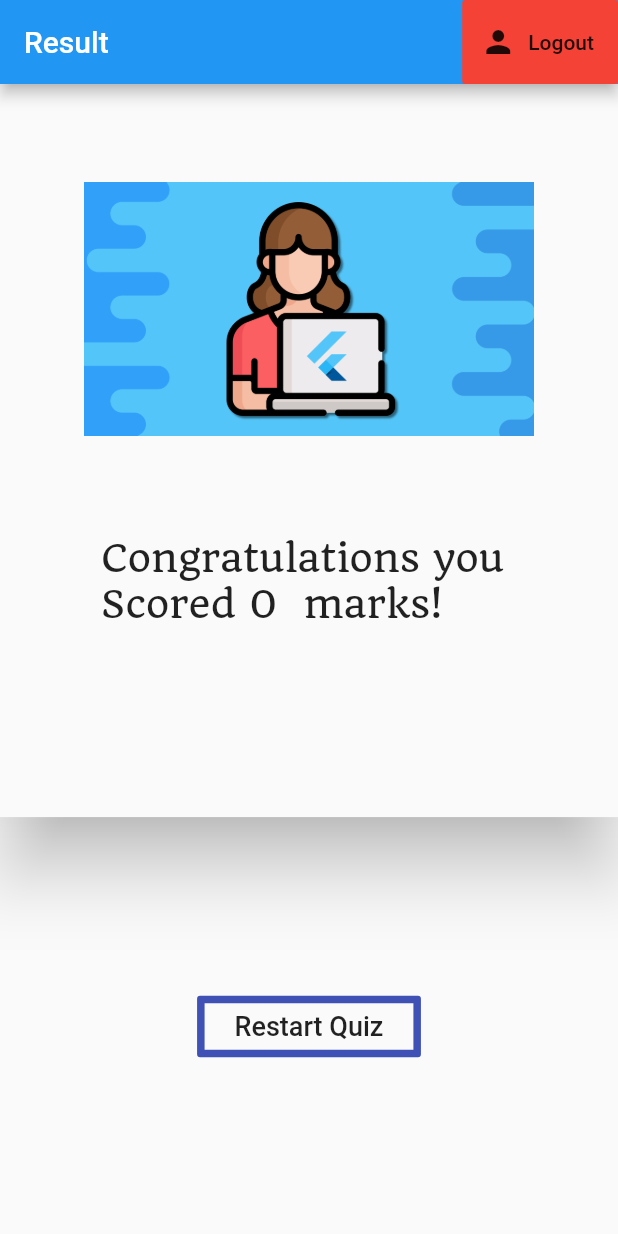
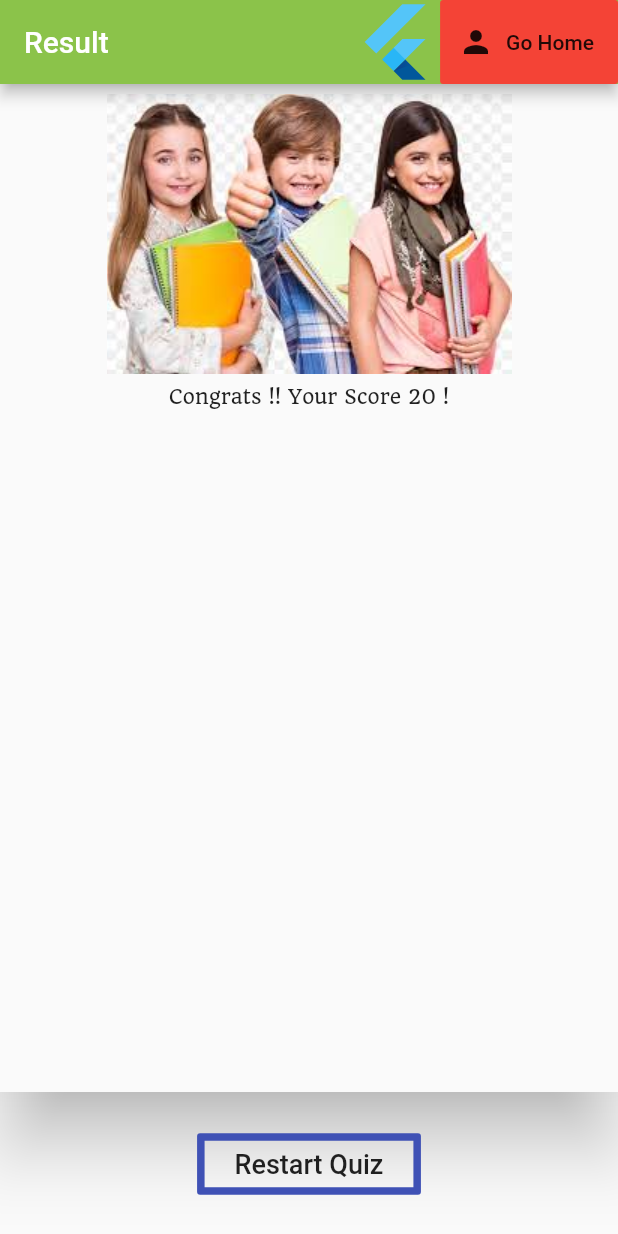
Before and after one commit to Archanakarmakar/FlutterQuizGame, a Flutter app: the resultpage screen opened directly with empty values, on a phone screen of 412 x 824 dp. Run offline on Flutter 3.47's test engine with Material 2 defaults, Android fonts, the phone set to English and light mode, and no system bars; our stand-ins replace firebase_auth, flutter_spinkit; accounts and stored records are empty.

Commit message:
set up all the webpage and test fianl result page summary

```diff
--- a/lib/auth.dart
+++ b/lib/auth.dart
@@ -61,7 +61,7 @@ class AuthService {
   }
 
   // Sign out
-  Future signOut() async{
+  Future signOut() async {
   try{
   return await _auth.signOut();
   }catch(e){
--- a/lib/database.dart
+++ b/lib/database.dart
@@ -1,4 +1,4 @@
-import 'package:cloud_firestore/cloud_firestore.dart';
+//import 'package:cloud_firestore/cloud_firestore.dart';
 
 class DatabaseService {
 
--- a/lib/resultpage.dart
+++ b/lib/resultpage.dart
@@ -1,38 +1,56 @@
-import 'dart:async';
-import 'dart:convert';
+import 'dart:ui';
+
 import 'package:flutter/material.dart';
-import 'package:flutter/services.dart';
+//import 'package:flutter/services.dart';
+import 'package:login/home.dart';
 import 'package:login/quizstarthm.dart';
+//import 'package:login/sign_in.dart';
 import 'package:login/auth.dart';
-import 'package:login/authenticate.dart';
+//import 'package:login/authenticate.dart';
+//import 'package:login/splash.dart';
 
 class resultpage extends StatefulWidget {
-  int marks;
-  resultpage({Key key,@required this.marks}):super(key:key);
+  String QA;
+  resultpage({Key key,@required this.QA}):super(key:key);
   @override
-  _resultpageState createState() => _resultpageState(marks);
-}
+  _resultpageState createState() => _resultpageState(QA);
+ }
+class _resultpageState extends State<resultpage> {
+  final AuthService _auth = AuthService();
+  String QA;
+  _resultpageState(this.QA);
 
-class _resultpageState extends State<resultpage> {
+  @override
 
-  final AuthService _auth = AuthService();
+  // Timer Setting in Result Page
+  /*void initState(){
+    super.initState();
+    Timer(Duration(seconds: 20),()
+    {
+      Navigator.of(context).pushReplacement(MaterialPageRoute(
+        builder: (context) => splashscreen(),
+      ));
+    });
+  }*/
 
-  int marks;
-  _resultpageState(this.marks);
-  @override
   Widget build(BuildContext context) {
     return  Scaffold(
         appBar: AppBar(
             title:Text(
               "Result",
             ),
+          backgroundColor:Colors.lightGreen,
             actions:<Widget>[
+              FlutterLogo(size:60),
              FlatButton.icon(
                icon:Icon(Icons.person),
-               label:Text('Logout'),
+               label:Text('Go Home'),
                color:Colors.red[500],
-                onPressed: ()async{
-               await _auth.signOut();
+               onPressed:(){
+
+                   Navigator.of(context).pushReplacement(MaterialPageRoute(
+                   builder:(context)=> Home(),
+                 ));
               },
              ),
            ],
@@ -49,11 +67,11 @@ class _resultpageState extends State<resultpage> {
                       Material(
                         child:Container(
                           width:300.0,
-                          height: 300.0,
+                          height: 200.0,
                           child:ClipRect(
                             child:Image(
                               image:AssetImage(
-                                "images/flutter.png",
+                                "images/congo.jpg",
                               ),
                             ),
                           ),
@@ -61,11 +79,11 @@ class _resultpageState extends State<resultpage> {
                       ),
                       Center(
                         child:Text(
-                          "Congratulations you \nScored $marks  marks!",
-                          style:TextStyle(
-                            fontSize: 25.0,
+                          "Congrats !! Your Score 20 !\n$QA",
+                            style:TextStyle(
+                            fontSize: 13.0,
                             fontFamily: "Quando",
-                          ),
+                         ),
                         ),
                       ),
                     ],
@@ -75,7 +93,7 @@ class _resultpageState extends State<resultpage> {
               ),
             ),
             Expanded(
-              flex:4,
+              flex:1,
               child:Row(
                 mainAxisAlignment:MainAxisAlignment.center,
                 children: <Widget>[
```
Also changed, not shown: assets/quiz.json (+23 -23 lines), lib/home.dart (+12 -12 lines), lib/loading.dart (+7 -4 lines), lib/quizpage.dart (+12 -11 lines), lib/quizstarthm.dart (+14 -11 lines), lib/register.dart (+15 -6 lines), lib/sign_in.dart (+13 -6 lines), lib/splash.dart (+58 -8 lines), images/congo.jpg (added), images/homimg.jpg (added), images/img.png (added), images/kids.png (added), images/kq.png (added), images/qd.jpg (added), 1 more files.
